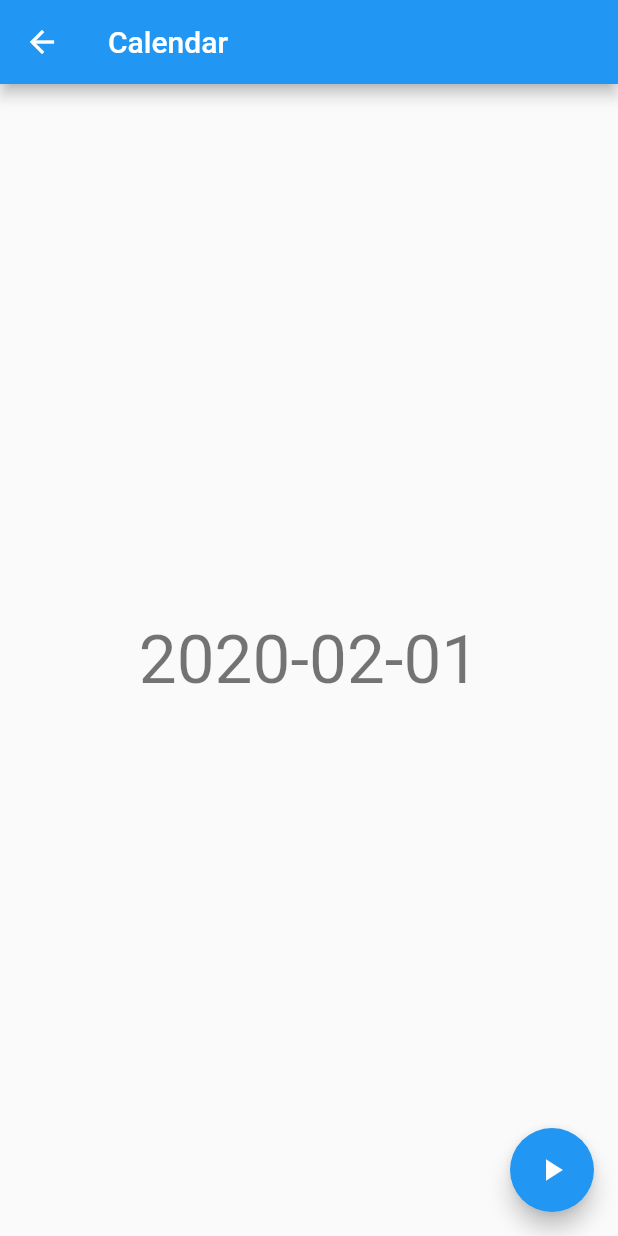
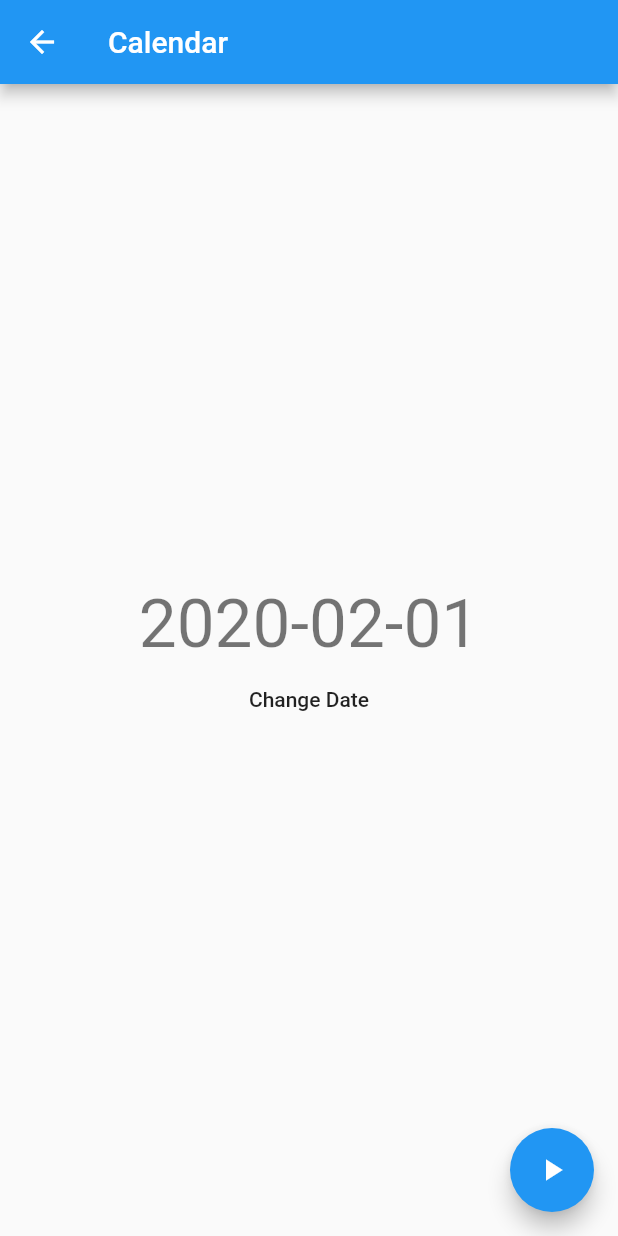
Before and after one commit to RaulSebastian/FlutterHackathonAphasia, a Flutter app: the screen it shows after launch, after a tap on "Calender", on a phone screen of 412 x 824 dp. Run offline on Flutter 3.47's test engine with Material 2 defaults, Android fonts, the phone set to English and light mode, and no system bars.

```diff
--- a/lib/calendar.dart
+++ b/lib/calendar.dart
@@ -41,10 +41,19 @@ class CalendarPageState extends State<CalendarPage> {
         child: Column(
           mainAxisAlignment: MainAxisAlignment.center,
           children: <Widget>[
-            Text(
+        new FlatButton(
+            onPressed: () {},
+            child: Text(
               DateFormat('yyyy-MM-dd').format(DateTime.now()),
               style: Theme.of(context).textTheme.display2,
             ),
+        ),
+          new FlatButton(
+            onPressed: () {},
+            child: Text(
+              "Change Date"
+            ),
+          ),
           ],
         ),
       ),
--- a/lib/main.dart
+++ b/lib/main.dart
@@ -9,7 +9,7 @@ class MyApp extends StatelessWidget {
   @override
   Widget build(BuildContext context) {
     return MaterialApp(
-      title: 'Flutter Demo',
+      title: 'Aphasia Flutter App',
       theme: ThemeData(
         // This is the theme of your application.
         //
--- a/pubspec.yaml
+++ b/pubspec.yaml
@@ -23,7 +23,8 @@ dependencies:
   # The following adds the Cupertino Icons font to your application.
   # Use with the CupertinoIcons class for iOS style icons.
   cupertino_icons: ^0.1.2
-  datetime_picker_formfield: ^1.0.0
+  flutter_datetime_picker: ^1.3.4
+  intl: ^0.16.1
 
 dev_dependencies:
   flutter_test:
```
